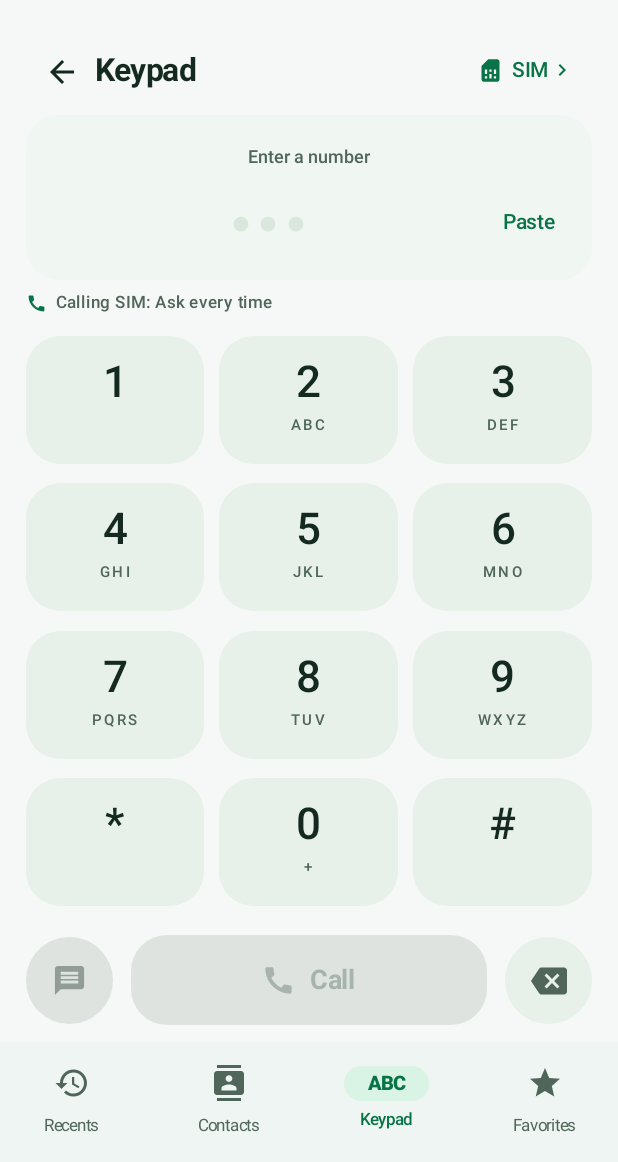
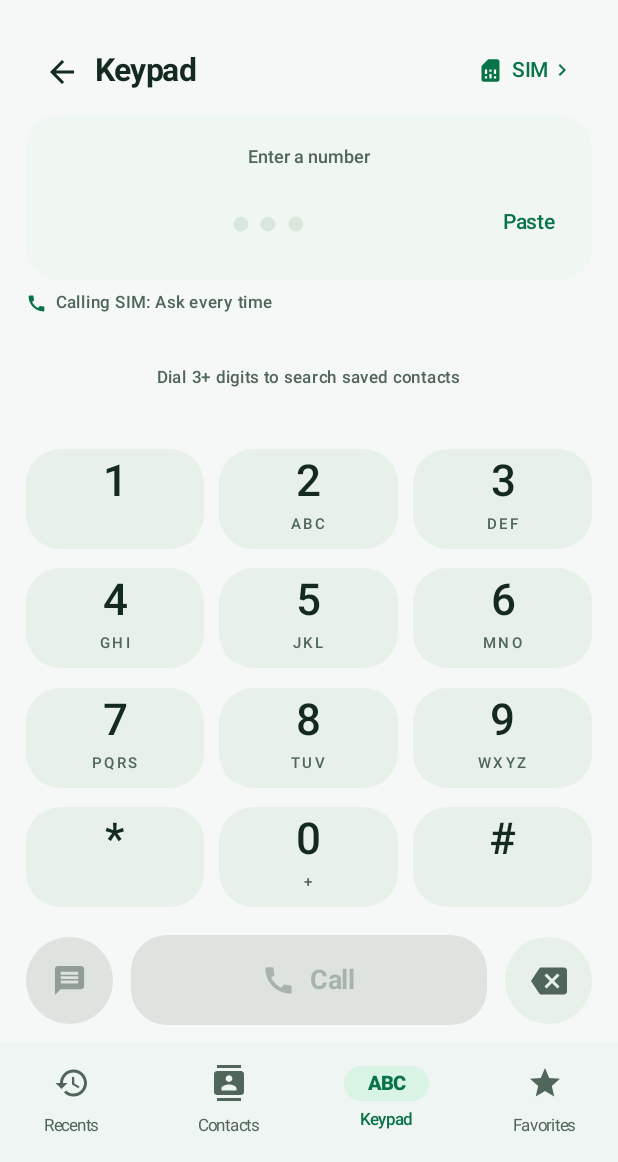
Before and after one commit to saurabhsahu20-svg/aura-dialer-, an Android app built with Jetpack Compose: the screen it shows after launch (MainActivity), item 3 of the bottom bar chosen, on a phone screen of 412 x 824 dp, the part 74-1236 px from its top. Run offline under Robolectric (Android 15) with nearby library versions, the phone set to English and light mode, and no system bars.

Commit message:
Show live contact matches in a reserved scrollable panel above stable keypad keys

```diff
--- a/app/src/main/java/com/scall/phone/ui/Widgets.kt
+++ b/app/src/main/java/com/scall/phone/ui/Widgets.kt
@@ -12,6 +12,8 @@ import androidx.compose.foundation.interaction.MutableInteractionSource
 import androidx.compose.foundation.interaction.collectIsPressedAsState
 import androidx.compose.foundation.rememberScrollState
 import androidx.compose.foundation.verticalScroll
+import androidx.compose.foundation.lazy.LazyColumn
+import androidx.compose.foundation.lazy.items
 import androidx.compose.foundation.gestures.detectHorizontalDragGestures
 import androidx.compose.foundation.layout.*
 import androidx.compose.foundation.shape.CircleShape
@@ -435,6 +437,7 @@ internal fun KeypadScreen(
     // O(contacts) only on number/contacts changes, never on touch animation.
     // A fixed-height label shows the exact saved match without moving the keys.
     val matchedContact = remember(value, contacts) { findDialedContact(value, contacts) }
+    val suggestions = remember(value, contacts) { findDialContactSuggestions(value, contacts) }
     Column(
         modifier = Modifier.fillMaxSize().padding(horizontal = 17.dp),
         horizontalAlignment = Alignment.CenterHorizontally
@@ -571,15 +574,93 @@ internal fun KeypadScreen(
         BoxWithConstraints(
             modifier = Modifier.weight(1f).fillMaxWidth()
         ) {
-            // Use the available space instead of the old fixed 75dp keypad rows.
-            // On compact screens, retain 72dp touch targets and scroll if needed.
-            val rowHeight = adaptiveDialRowHeight(maxHeight.value, 0).dp
+            // Keep exactly the same space reserved above the keypad, even
+            // when contacts appear/disappear, so digit touch targets never jump.
+            val suggestionsHeight = if (maxHeight.value < 420f) 76.dp else 108.dp
+            val rowHeight = adaptiveDialRowHeight(
+                maxHeight.value - suggestionsHeight.value, 0
+            ).dp
+            Column(Modifier.fillMaxSize()) {
+                Box(
+                    modifier = Modifier.fillMaxWidth().height(suggestionsHeight)
+                        .padding(bottom = 4.dp)
+                ) {
+                    if (suggestions.isNotEmpty()) {
+                        Column {
+                            Text(
+                                "Matching contacts · ${suggestions.size}${if (suggestions.size == 30) "+" else ""}",
+                                modifier = Modifier.padding(start = 10.dp, bottom = 2.dp),
+                                style = MaterialTheme.typography.labelMedium,
+                                color = MaterialTheme.colorScheme.primary
+                            )
+                            LazyColumn(
+                                modifier = Modifier.fillMaxWidth(),
+                                verticalArrangement = Arrangement.spacedBy(3.dp)
+                            ) {
+                                items(suggestions, key = { "${it.contact.id}:${it.number}" }) { suggestion ->
+                                    Row(
+                                        modifier = Modifier.fillMaxWidth()
+                                            .clip(RoundedCornerShape(13.dp))
+                                            .background(MaterialTheme.colorScheme.surfaceContainerLow)
+                                            .clickable {
+                                                // Fill the selected number only. NEVER dial directly.
+                                                haptic.performHapticFeedback(
+                                                    HapticFeedbackType.TextHandleMove
+                                                )
+                                                onValueChange(cleanDialNumber(suggestion.number))
+                                            }
+                                            .padding(horizontal = 10.dp, vertical = 4.dp),
+                                        verticalAlignment = Alignment.CenterVertically
+                                    ) {
+                                        ContactAvatar(
+                                            suggestion.contact.name,
+                                            suggestion.contact.photo,
+                                            29.dp
+                                        )
+                                        Spacer(Modifier.width(9.dp))
+                                        Column(Modifier.weight(1f)) {
+                                            Text(
+                                                suggestion.contact.name,
+                                                style = MaterialTheme.typography.bodyMedium,
+                                                maxLines = 1,
+                                                fontWeight = FontWeight.SemiBold
+                                            )
+                                            Text(
+                                                suggestion.number,
+                                                style = MaterialTheme.typography.labelSmall,
+                                                color = MaterialTheme.colorScheme.onSurfaceVariant,
+                                                maxLines = 1
+                                            )
+                                        }
+                                        Icon(
+                                            Icons.Default.ChevronRight,
+                                            contentDescription = "Fill ${suggestion.contact.name} number",
+                                            tint = MaterialTheme.colorScheme.primary
+                                        )
+                                    }
+                                }
+                            }
+                        }
+                    } else {
+                        Box(
+                            Modifier.fillMaxSize(),
+                            contentAlignment = Alignment.Center
+                        ) {
+                            Text(
+                                if (value.filter(Char::isDigit).length < 3)
+                                    "Dial 3+ digits to search saved contacts"
+                                else "No matching saved contacts",
+                                color = MaterialTheme.colorScheme.onSurfaceVariant,
+                                style = MaterialTheme.typography.labelSmall
+                            )
+                        }
+                    }
+                }
                 Column(
-                modifier = Modifier.fillMaxSize().verticalScroll(rememberScrollState()),
+                    modifier = Modifier.fillMaxWidth().weight(1f)
+                        .verticalScroll(rememberScrollState()),
                     verticalArrangement = Arrangement.SpaceEvenly
                 ) {
-                // No moving search suggestions: prevents accidental contact
-                // selection and keeps each dial key at a predictable position.
                     for (row in 0 until 4) {
                         Row(
                             modifier = Modifier.fillMaxWidth().height(rowHeight)
@@ -592,13 +673,12 @@ internal fun KeypadScreen(
                                     digit = item.first,
                                     letters = item.second,
                                     modifier = Modifier.weight(1f),
-                            onTap = {
-                                onValueChange(appendDialKey(value, item.first))
-                            },
+                                    onTap = { onValueChange(appendDialKey(value, item.first)) },
                                     onLongTap = if (item.first == "0") {
                                         { onValueChange(appendDialKey(value, "+")) }
                                     } else null
                                 )
+                            }
                         }
                     }
                 }
```
Lines whose indentation alone changed are shown as unchanged.
